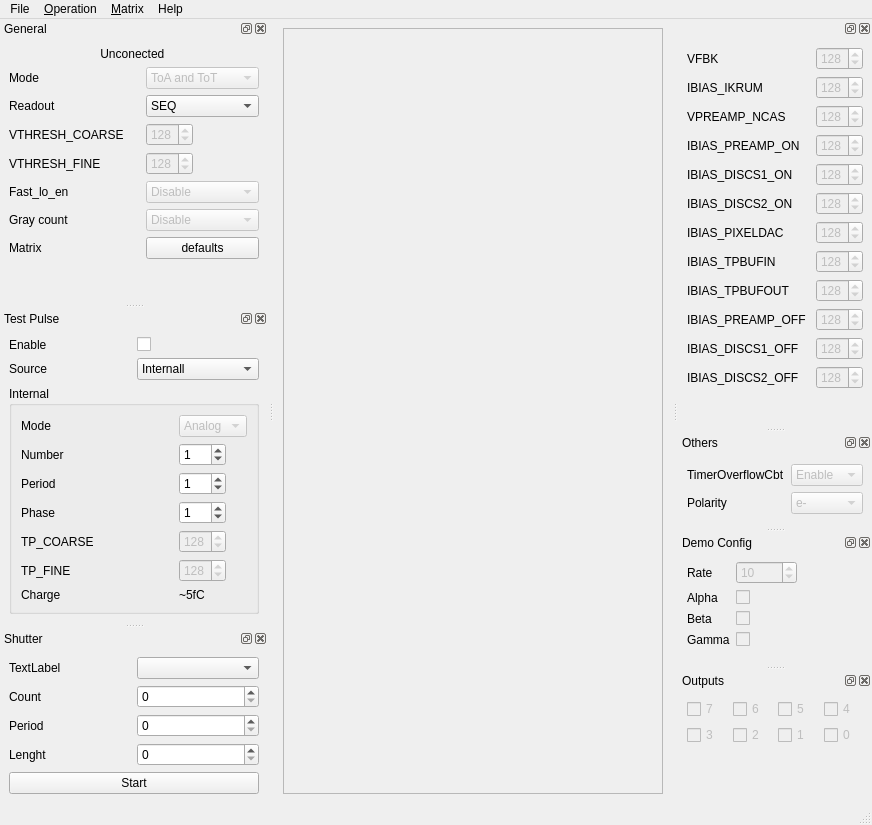
This is python/ui/MainWnd.ui in navrit/dexter as Qt 5 draws it before an edit. The edited form follows.
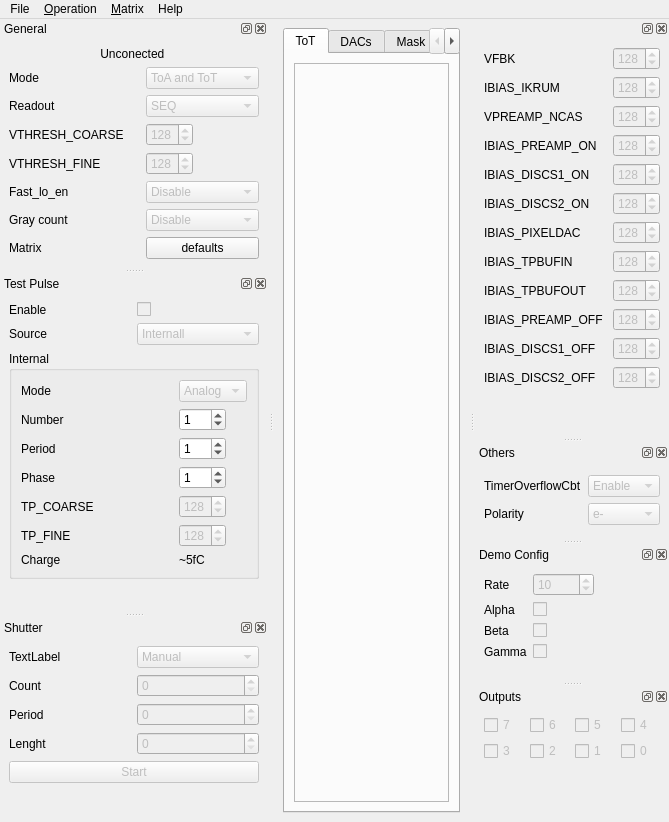
This is the edited form. Custom widgets are drawn as their Qt base class.

Commit message: [python] rate cleanup, histogram cleanup, additional tabs

Diff of the .ui file:
```diff
--- a/python/ui/MainWnd.ui
+++ b/python/ui/MainWnd.ui
@@ -6,7 +6,7 @@
    <rect>
     <x>0</x>
     <y>0</y>
-    <width>872</width>
+    <width>669</width>
     <height>822</height>
    </rect>
   </property>
@@ -16,18 +16,49 @@
   <widget class="QWidget" name="centralwidget">
    <layout class="QGridLayout" name="gridLayout">
     <item row="0" column="0">
-     <layout class="QGridLayout" name="gridLayout_2">
-      <item row="2" column="0">
-       <widget class="ScrolledPixBitmap" name="viewer">
-        <property name="frameShape">
-         <enum>QFrame::StyledPanel</enum>
-        </property>
-        <property name="frameShadow">
-         <enum>QFrame::Raised</enum>
-        </property>
-       </widget>
-      </item>
-     </layout>
+     <widget class="QTabWidget" name="tabWidget">
+      <property name="minimumSize">
+       <size>
+        <width>0</width>
+        <height>0</height>
+       </size>
+      </property>
+      <property name="currentIndex">
+       <number>0</number>
+      </property>
+      <widget class="QWidget" name="tab">
+       <attribute name="title">
+        <string>ToT</string>
+       </attribute>
+       <layout class="QVBoxLayout" name="verticalLayout">
+        <item>
+         <widget class="ScrolledPixBitmap" name="viewer">
+          <property name="frameShape">
+           <enum>QFrame::StyledPanel</enum>
+          </property>
+          <property name="frameShadow">
+           <enum>QFrame::Plain</enum>
+          </property>
+         </widget>
+        </item>
+       </layout>
+      </widget>
+      <widget class="QWidget" name="tab_2">
+       <attribute name="title">
+        <string>DACs</string>
+       </attribute>
+      </widget>
+      <widget class="QWidget" name="tab_3">
+       <attribute name="title">
+        <string>Mask</string>
+       </attribute>
+      </widget>
+      <widget class="QWidget" name="tab_4">
+       <attribute name="title">
+        <string>TPena</string>
+       </attribute>
+      </widget>
+     </widget>
     </item>
    </layout>
   </widget>
@@ -36,8 +67,8 @@
     <rect>
      <x>0</x>
      <y>0</y>
-     <width>872</width>
-     <height>20</height>
+     <width>669</width>
+     <height>21</height>
     </rect>
    </property>
    <widget class="QMenu" name="menuFile">
@@ -113,7 +144,6 @@
    <addaction name="menuMatrix"/>
    <addaction name="menuHelp"/>
   </widget>
-  <widget class="QStatusBar" name="statusbar"/>
   <widget class="QDockWidgetClose" name="dockGeneral">
    <property name="sizePolicy">
     <sizepolicy hsizetype="Minimum" vsizetype="Minimum">
@@ -124,7 +154,7 @@
    <property name="minimumSize">
     <size>
      <width>268</width>
-     <height>284</height>
+     <height>200</height>
     </size>
    </property>
    <property name="windowTitle">
@@ -203,6 +233,9 @@
        </item>
        <item row="1" column="1">
         <widget class="QComboBox" name="comboBox_4">
+         <property name="enabled">
+          <bool>false</bool>
+         </property>
          <item>
           <property name="text">
            <string>SEQ</string>
@@ -339,7 +372,7 @@
        <property name="sizeHint" stdset="0">
         <size>
          <width>20</width>
-         <height>10</height>
+         <height>1</height>
         </size>
        </property>
       </spacer>
@@ -372,6 +405,9 @@
       <layout class="QGridLayout" name="gridLayout_6">
        <item row="0" column="1">
         <widget class="QCheckBox" name="genConfigTP">
+         <property name="enabled">
+          <bool>false</bool>
+         </property>
          <property name="text">
           <string/>
          </property>
@@ -394,7 +430,7 @@
        <item row="1" column="1">
         <widget class="QComboBox" name="TPSource">
          <property name="enabled">
-          <bool>true</bool>
+          <bool>false</bool>
          </property>
          <item>
           <property name="text">
@@ -629,7 +665,21 @@
         </widget>
        </item>
        <item>
-        <widget class="QComboBox" name="comboBox_3"/>
+        <widget class="QComboBox" name="comboBox_3">
+         <property name="enabled">
+          <bool>false</bool>
+         </property>
+         <item>
+          <property name="text">
+           <string>Manual</string>
+          </property>
+         </item>
+         <item>
+          <property name="text">
+           <string>Automatic</string>
+          </property>
+         </item>
+        </widget>
        </item>
       </layout>
      </item>
@@ -657,13 +707,25 @@
         </widget>
        </item>
        <item row="2" column="1">
-        <widget class="QSpinBox" name="spinBox_6"/>
+        <widget class="QSpinBox" name="spinShutterPeriod">
+         <property name="enabled">
+          <bool>false</bool>
+         </property>
+        </widget>
        </item>
        <item row="0" column="1">
-        <widget class="QSpinBox" name="spinBox_7"/>
+        <widget class="QSpinBox" name="spinShutterCount">
+         <property name="enabled">
+          <bool>false</bool>
+         </property>
+        </widget>
        </item>
        <item row="3" column="1">
-        <widget class="QSpinBox" name="spinBox_8"/>
+        <widget class="QSpinBox" name="shutterSpinLenght">
+         <property name="enabled">
+          <bool>false</bool>
+         </property>
+        </widget>
        </item>
       </layout>
      </item>
@@ -671,6 +733,9 @@
       <layout class="QGridLayout" name="gridLayout_8">
        <item row="0" column="0">
         <widget class="QPushButton" name="buttonShutter">
+         <property name="enabled">
+          <bool>false</bool>
+         </property>
          <property name="text">
           <string>Start</string>
          </property>
```
The commit also changes 4 other files.
